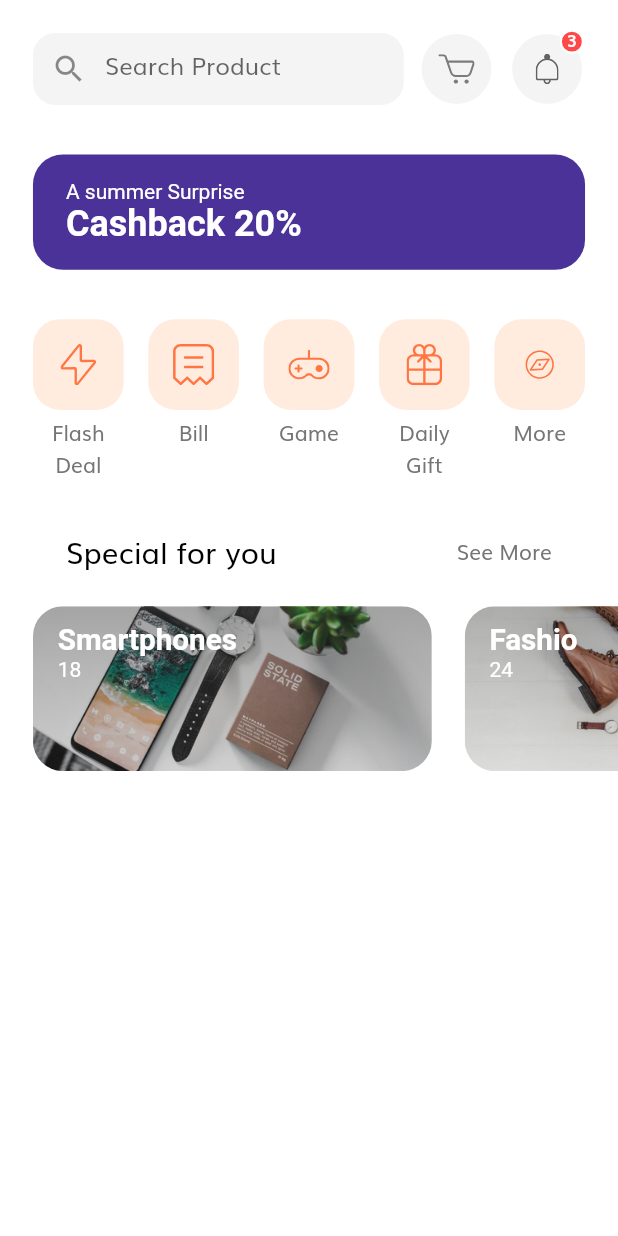
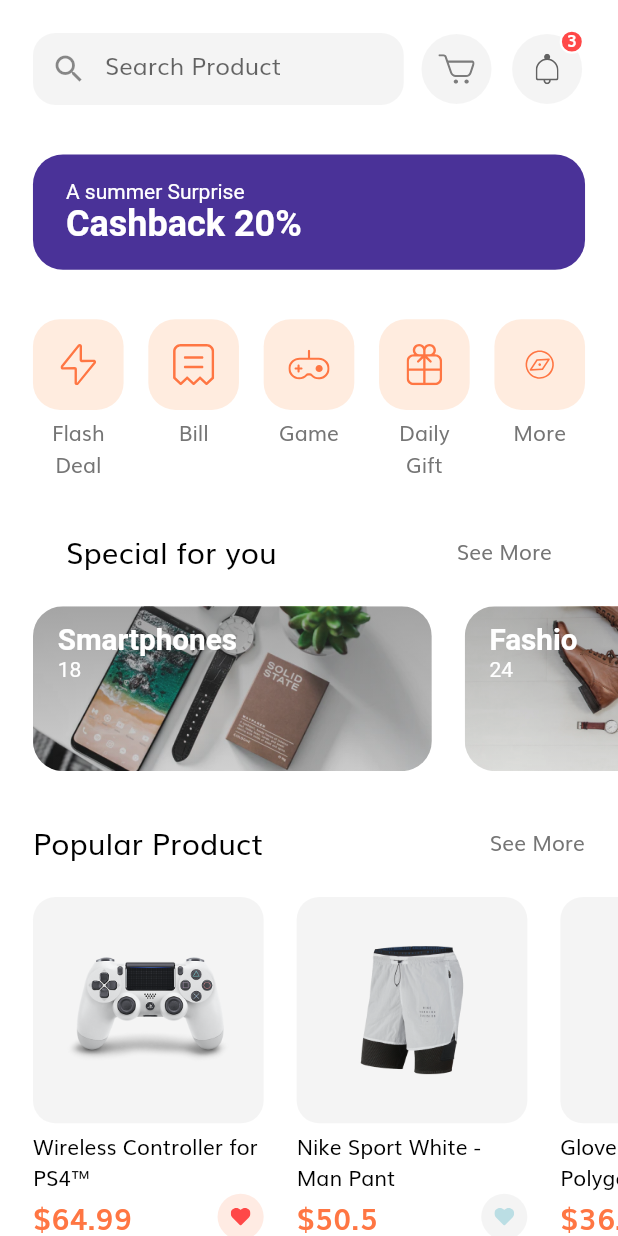
Before and after one commit to jakazzy/ecommerce_app, a Flutter app: the HomeScreen screen opened by its route, on a phone screen of 412 x 824 dp. Run offline on Flutter 3.47's test engine with Material 2 defaults, Android fonts, the phone set to English and light mode, and no system bars; our stand-ins replace flutter_svg.

Commit message:
add the Home page

```diff
--- /dev/null
+++ b/lib/components/product_card.dart
@@ -0,0 +1,83 @@
+import 'package:ecommerce/models/Product.dart';
+import 'package:flutter/material.dart';
+import 'package:flutter_svg/svg.dart';
+
+import '../constants.dart';
+import '../size_config.dart';
+
+
+
+class ProductCard extends StatelessWidget {
+  const ProductCard({
+    Key key,
+    this.width = 140,
+    this.aspectRtio = 1.02,
+    @required this.product,
+  }) : super(key: key);
+
+  final double width, aspectRtio;
+  final Product product;
+
+  @override
+  Widget build(BuildContext context) {
+    return Padding(
+      padding: EdgeInsets.only(left: getProportionateScreenWidth(20)),
+      child: SizedBox(
+        width:getProportionateScreenWidth(width),
+        child: Column(
+          children: [
+            AspectRatio(
+              aspectRatio: aspectRtio,
+              child: Container(
+                padding: EdgeInsets.all(getProportionateScreenWidth(20)),
+                decoration: BoxDecoration(
+                  color: kSecondaryColor.withOpacity(0.1),
+                  borderRadius: BorderRadius.circular(15),
+                ),
+                child: Image.asset(product.images[0]),
+              ),
+            ),
+            const SizedBox( height: 5),
+            Text(
+              product.title,
+              style: TextStyle(color: Colors.black ),
+              maxLines: 2,
+            ),
+            Row(
+              mainAxisAlignment: MainAxisAlignment.spaceBetween,
+              children: [
+                Text("\$${product.price}",
+                    style: TextStyle(
+                      fontSize: getProportionateScreenWidth(18),
+                      fontWeight: FontWeight.w600,
+                      color: kPrimaryColor,
+                    )
+                ),
+                InkWell(
+                  borderRadius: BorderRadius.circular(30),
+                  onTap: (){},
+                  child: Container(
+                    padding: EdgeInsets.all(getProportionateScreenWidth(8)),
+                    width: getProportionateScreenWidth(28),
+                    height: getProportionateScreenWidth(28),
+                    decoration: BoxDecoration(
+                        color: product.isFavourite
+                            ? kPrimaryColor.withOpacity(0.15)
+                            : kSecondaryColor.withOpacity(0.1),
+                        shape: BoxShape.circle
+                    ),
+                    child: SvgPicture.asset("assets/icons/Heart Icon_2.svg",
+                        color: product.isFavourite
+                            ? Color(0xFFFF4848)
+                            : Color(0xFFDBBDEE4)
+                    ),
+                  ),
+                )
+              ],
+            )
+          ],
+        ),
+      ),
+    );
+  }
+}
--- /dev/null
+++ b/lib/models/Product.dart
@@ -0,0 +1,103 @@
+import 'package:flutter/material.dart';
+
+class Product {
+  final int id;
+  final String title, description;
+  final List<String> images;
+  final List<Color> colors;
+  final double rating, price;
+  final bool isFavourite, isPopular;
+
+  Product({
+    @required this.id,
+    @required this.images,
+    @required this.colors,
+    this.rating = 0.0,
+    this.isFavourite = false,
+    this.isPopular = false,
+    @required this.title,
+    @required this.price,
+    @required this.description,
+  });
+}
+
+// Our demo Products
+
+List<Product> demoProducts = [
+  Product(
+    id: 1,
+    images: [
+      "assets/images/ps4_console_white_1.png",
+      "assets/images/ps4_console_white_2.png",
+      "assets/images/ps4_console_white_3.png",
+      "assets/images/ps4_console_white_4.png",
+    ],
+    colors: [
+      Color(0xFFF6625E),
+      Color(0xFF836DB8),
+      Color(0xFFDECB9C),
+      Colors.white,
+    ],
+    title: "Wireless Controller for PS4™",
+    price: 64.99,
+    description: description,
+    rating: 4.8,
+    isFavourite: true,
+    isPopular: true,
+  ),
+  Product(
+    id: 2,
+    images: [
+      "assets/images/Image Popular Product 2.png",
+    ],
+    colors: [
+      Color(0xFFF6625E),
+      Color(0xFF836DB8),
+      Color(0xFFDECB9C),
+      Colors.white,
+    ],
+    title: "Nike Sport White - Man Pant",
+    price: 50.5,
+    description: description,
+    rating: 4.1,
+    isPopular: true,
+  ),
+  Product(
+    id: 3,
+    images: [
+      "assets/images/glap.png",
+    ],
+    colors: [
+      Color(0xFFF6625E),
+      Color(0xFF836DB8),
+      Color(0xFFDECB9C),
+      Colors.white,
+    ],
+    title: "Gloves XC Omega - Polygon",
+    price: 36.55,
+    description: description,
+    rating: 4.1,
+    isFavourite: true,
+    isPopular: true,
+  ),
+  Product(
+    id: 4,
+    images: [
+      "assets/images/wireless headset.png",
+    ],
+    colors: [
+      Color(0xFFF6625E),
+      Color(0xFF836DB8),
+      Color(0xFFDECB9C),
+      Colors.white,
+    ],
+    title: "Logitech Head",
+    price: 20.20,
+    description: description,
+    rating: 4.1,
+    isFavourite: true,
+  ),
+];
+
+const String description =
+    "Wireless Controller for PS4™ gives you what you want in your gaming from over position control your games and share …";
--- a/lib/screens/home/components/body.dart
+++ b/lib/screens/home/components/body.dart
@@ -1,3 +1,7 @@
+import 'package:ecommerce/components/product_card.dart';
+import 'package:ecommerce/models/Product.dart';
+import 'package:ecommerce/screens/home/components/popular_product.dart';
+
 import 'package:ecommerce/screens/home/components/search_field.dart';
 import 'package:ecommerce/screens/home/components/section_title.dart';
 import 'package:ecommerce/screens/home/components/special_offer.dart';
@@ -23,9 +27,13 @@ class Body extends StatelessWidget {
               SizedBox( height: getProportionateScreenWidth(30)),
               DiscountBanner(),
               SizedBox( height: getProportionateScreenWidth(30)),
-               Categories(),
+              Categories(),
               SizedBox( height: getProportionateScreenWidth(30)),
               SpecialOffer(),
+              SizedBox( height: getProportionateScreenWidth(30)),
+              PopularProducts(),
+              SizedBox( height: getProportionateScreenWidth(30)),
+
             ],
           ),
         )
--- /dev/null
+++ b/lib/screens/home/components/popular_product.dart
@@ -0,0 +1,34 @@
+import 'package:ecommerce/components/product_card.dart';
+import 'package:ecommerce/models/Product.dart';
+import 'package:ecommerce/screens/home/components/section_title.dart';
+import 'package:flutter/material.dart';
+
+import '../../../size_config.dart';
+
+class PopularProducts extends StatelessWidget {
+  const PopularProducts({
+    Key key,
+  }) : super(key: key);
+
+  @override
+  Widget build(BuildContext context) {
+    return Column(
+      children: [
+        SectionTitle(text: "Popular Product", press: (){}),
+        SizedBox( height: getProportionateScreenWidth(20)),
+        SingleChildScrollView(
+          scrollDirection: Axis.horizontal,
+          child: Row(
+            children: [
+              ...List.generate(demoProducts.length, (index) => ProductCard(
+                product: demoProducts[index],
+              )
+              ),
+              SizedBox(width: getProportionateScreenWidth(20)),
+            ],
+          ),
+        ),
+      ],
+    );
+  }
+}
```
